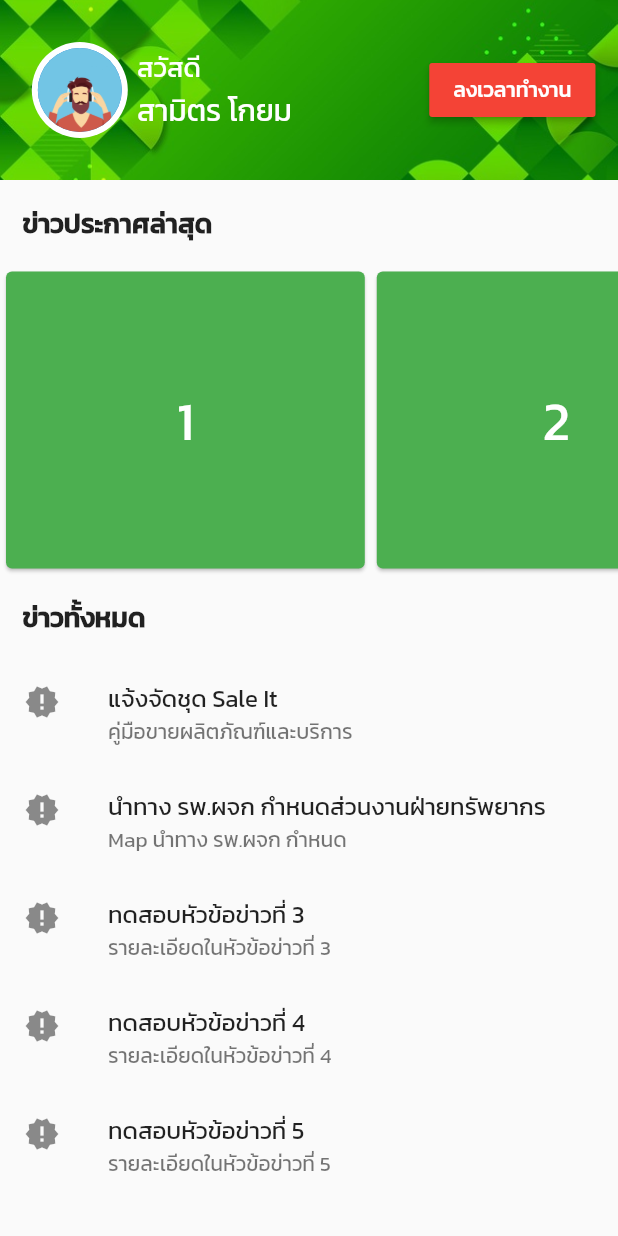
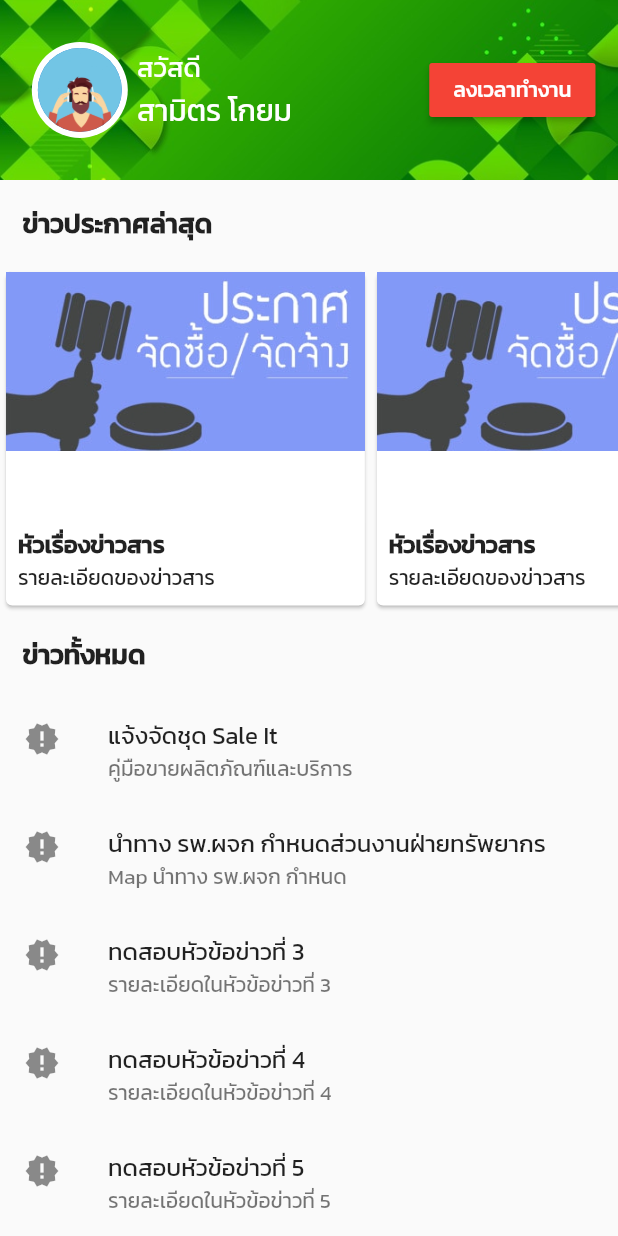
Before and after one commit to iamsamitdev/baac_astaffapp, a Flutter app: the HomeScreen screen opened directly, on a phone screen of 412 x 824 dp. Run offline on Flutter 3.47's test engine with Material 2 defaults, Android fonts, the phone set to English and light mode, and no system bars; our stand-ins replace connectivity, local_auth, shared_preferences; missing offline and left inert: pin_view; accounts and stored records are empty; network calls fail.

Commit message:
update for day 7

```diff
--- a/lib/screens/bottomnav/home_screen.dart
+++ b/lib/screens/bottomnav/home_screen.dart
@@ -138,18 +138,39 @@ class _HomeScreenState extends State<HomeScreen> {
            child: Text('ข่าวประกาศล่าสุด', style: TextStyle(fontSize: 18, fontWeight: FontWeight.bold),),
          ),
          Container(
-           height: MediaQuery.of(context).size.height * 0.25,
+           height: MediaQuery.of(context).size.height * 0.28,
            child: ListView.builder(
            scrollDirection: Axis.horizontal,
-           itemCount: numbers.length, itemBuilder: (context, index) {
+           itemCount: numbers.length,
+           itemBuilder: (context, index) {
               return Container(
                 width: MediaQuery.of(context).size.width * 0.6,
-                child: Card(
-                  color: Colors.green,
+                child: InkWell(
+                  onTap: () { },
+                  child: Card(
+                  // color: Colors.green,
                   child: Container(
-                    child: Center(child: Text(numbers[index].toString(), style: TextStyle(color: Colors.white, fontSize: 36.0),)),
+                    decoration: BoxDecoration(
+                      image: DecorationImage(
+                        image: AssetImage("assets/images/newcover.jpg"),
+                        fit: BoxFit.fitWidth,
+                        alignment: Alignment.topCenter,
+                      ),
+                    ),
+                    child: Padding(
+                      padding: const EdgeInsets.all(8.0),
+                      child: Column(
+                        mainAxisAlignment: MainAxisAlignment.end,
+                        crossAxisAlignment: CrossAxisAlignment.start,
+                        children: [
+                          Text('หัวเรื่องข่าวสาร', style: TextStyle(fontSize: 16.0, fontWeight: FontWeight.bold),),
+                          Text('รายละเอียดของข่าวสาร')
+                        ],
+                      ),
+                    ),
                   ),
                 ),
+                  ),
               );
             }
           ),
```
Also changed, not shown: lib/models/RegisterModel.dart (+37 -17 lines), lib/screens/employeedetail/employee_detail_screen.dart (+51 -10 lines), lib/services/rest_api.dart (+16 -9 lines), assets/images/newcover.jpg (added).
